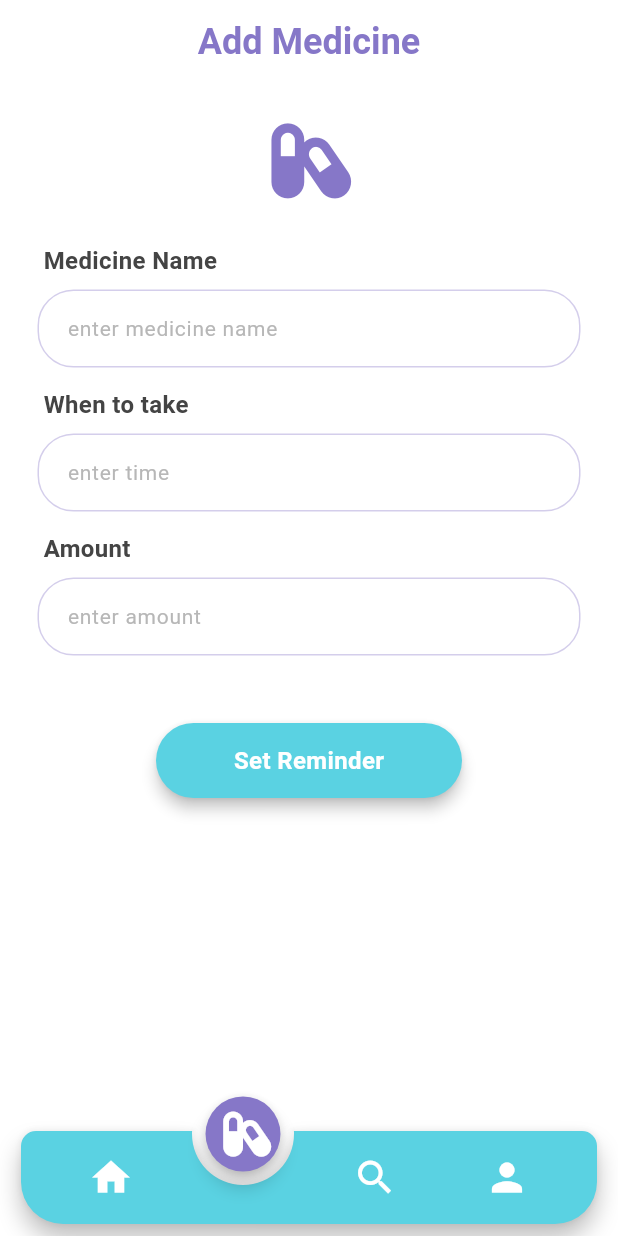
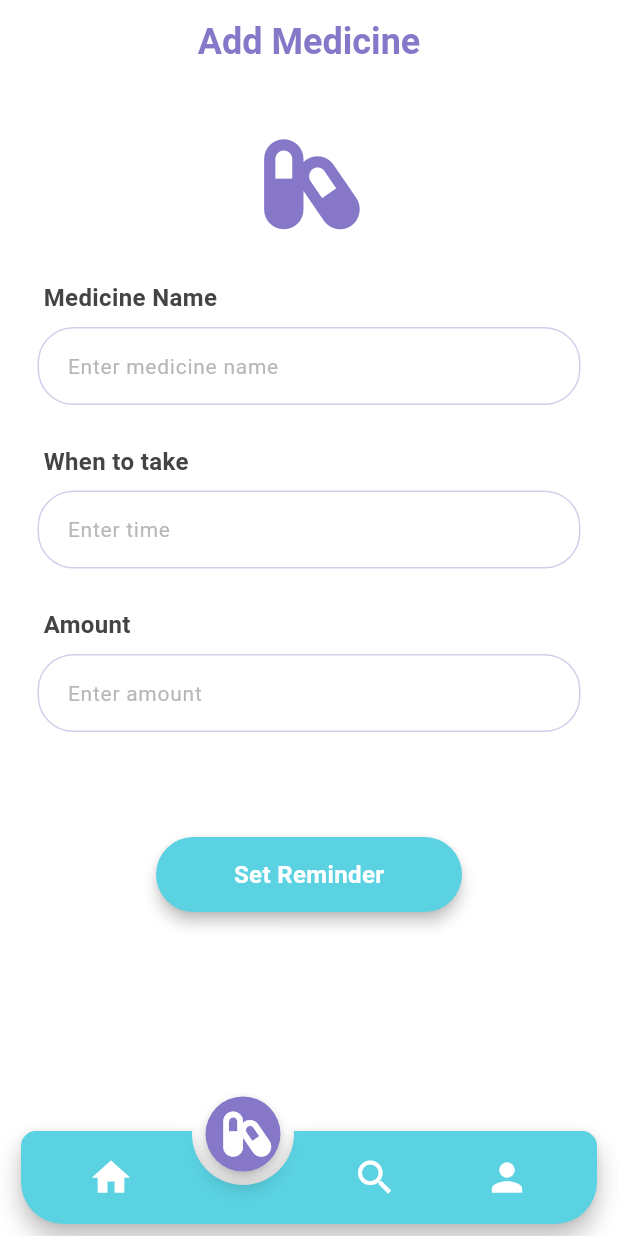
Before and after one commit to YoussefSameh1/NABD, a Flutter app: the screen it shows after launch, item 2 of the bottom bar chosen, on a phone screen of 412 x 824 dp. Run offline on Flutter 3.47's test engine with Material 3 defaults, Android fonts, the phone set to English and light mode, and no system bars; drawn by our look-alikes of animated_notch_bottom_bar; our stand-ins replace font_awesome_flutter.

Commit message:
Fix AddMedicinePage overflow when keyboard appears

```diff
--- a/lib/views/add_medicine_view.dart
+++ b/lib/views/add_medicine_view.dart
@@ -10,39 +10,60 @@ class AddMedicinePage extends StatelessWidget {
   @override
   Widget build(BuildContext context) {
     return Scaffold(
+      resizeToAvoidBottomInset: true,
       backgroundColor: Colors.white,
       appBar: const CustomAppbar(title: 'Add Medicine'),
-      body: Padding(
+      body: SafeArea(
+        child: Padding(
           padding: const EdgeInsets.symmetric(horizontal: 20, vertical: 16),
+          child: LayoutBuilder(
+            builder: (context, constraints) {
+              return SingleChildScrollView(
+                child: ConstrainedBox(
+                  constraints: BoxConstraints(minHeight: constraints.maxHeight),
+                  child: IntrinsicHeight(
                     child: Column(
-          crossAxisAlignment: CrossAxisAlignment.center,
+                      crossAxisAlignment: CrossAxisAlignment.stretch,
                       children: [
-            const SizedBox(height: 10),
-            const FaIcon(
+                        const SizedBox(height: 20),
+
+                        const Center(
+                          child: FaIcon(
                             FontAwesomeIcons.capsules,
-              size: 50,
+                            size: 60,
                             color: Color(0xff8677C8),
                           ),
-            const SizedBox(height: 25),
+                        ),
+                        const SizedBox(height: 30),
 
                         const CustomTextField(
-              hintText: 'enter medicine name',
+                          hintText: 'Enter medicine name',
                           title: 'Medicine Name',
                         ),
-            const SizedBox(height: 3),
+                        const SizedBox(height: 16),
 
                         const CustomTextField(
-              hintText: 'enter time',
+                          hintText: 'Enter time',
                           title: 'When to take',
                         ),
-            const SizedBox(height: 3),
+                        const SizedBox(height: 16),
 
-            const CustomTextField(hintText: 'enter amount', title: 'Amount'),
+                        const CustomTextField(
+                          hintText: 'Enter amount',
+                          title: 'Amount',
+                        ),
 
-            const SizedBox(height: 40),
+                        const SizedBox(height: 65),
 
                         CustomButton(text: 'Set Reminder', onTap: () {}),
+                        const SizedBox(height: 15),
                       ],
+                    ),
+                  ),
+                ),
+              );
+            },
+          ),
         ),
       ),
     );
```
Lines whose indentation alone changed are shown as unchanged.
